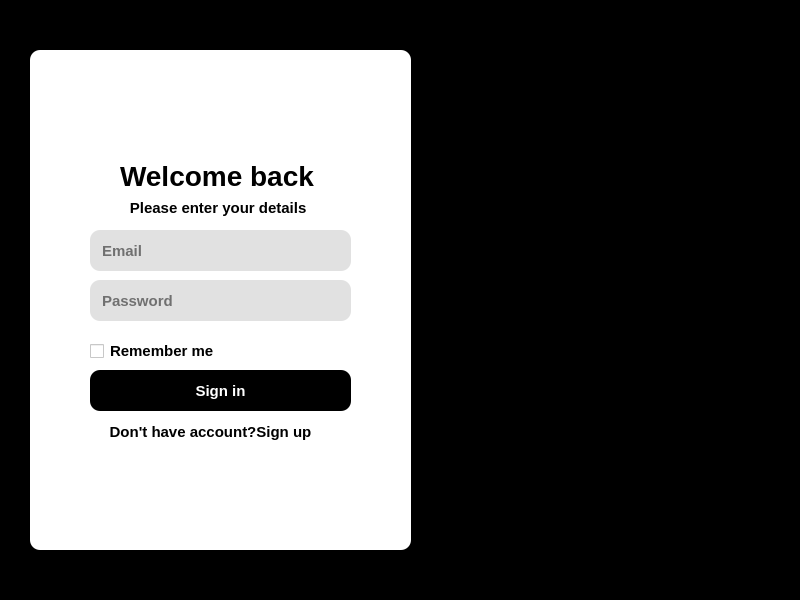
Old version of the form ui/sign_in.ui in the repository xbinh47/PTI_TungNam_DaiKhang.
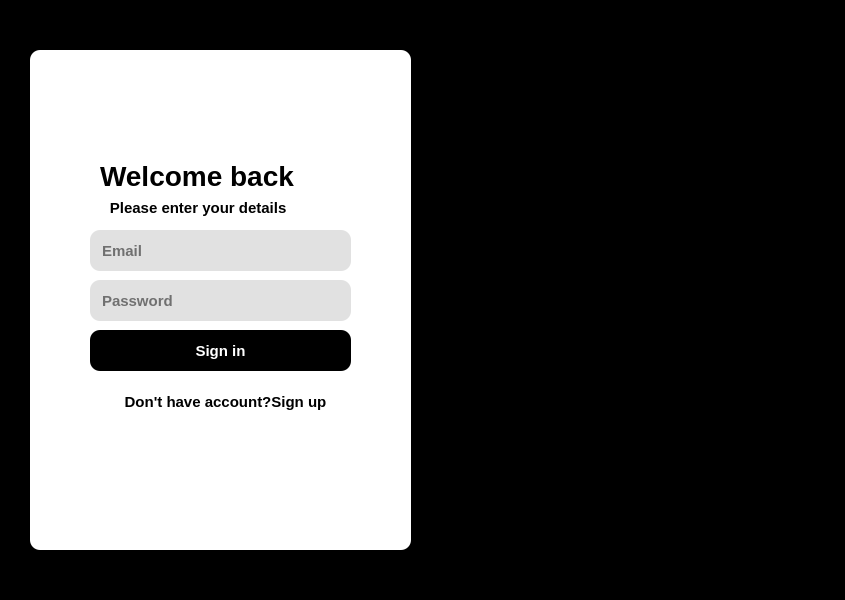
New version of the form.

```diff
--- a/ui/sign_in.ui
+++ b/ui/sign_in.ui
@@ -6,7 +6,7 @@
    <rect>
     <x>0</x>
     <y>0</y>
-    <width>800</width>
+    <width>845</width>
     <height>600</height>
    </rect>
   </property>
@@ -40,9 +40,9 @@
     <widget class="QLabel" name="label">
      <property name="geometry">
       <rect>
-       <x>90</x>
+       <x>70</x>
        <y>110</y>
-       <width>221</width>
+       <width>261</width>
        <height>31</height>
       </rect>
      </property>
@@ -52,6 +52,9 @@
        <bold>true</bold>
       </font>
      </property>
+     <property name="styleSheet">
+      <string notr="true">color:rgb(0, 0, 0);s</string>
+     </property>
      <property name="text">
       <string>Welcome back</string>
      </property>
@@ -59,9 +62,9 @@
     <widget class="QLabel" name="label_2">
      <property name="geometry">
       <rect>
-       <x>50</x>
+       <x>30</x>
        <y>150</y>
-       <width>241</width>
+       <width>291</width>
        <height>16</height>
       </rect>
      </property>
@@ -71,6 +74,9 @@
        <bold>true</bold>
       </font>
      </property>
+     <property name="styleSheet">
+      <string notr="true">color:rgb(0, 0, 0);</string>
+     </property>
      <property name="text">
       <string>            Please enter your details</string>
      </property>
@@ -129,7 +135,7 @@
      <property name="geometry">
       <rect>
        <x>60</x>
-       <y>320</y>
+       <y>280</y>
        <width>261</width>
        <height>41</height>
       </rect>
@@ -149,31 +155,12 @@
       <string>Sign in</string>
      </property>
     </widget>
-    <widget class="QCheckBox" name="checkBox">
+    <widget class="QPushButton" name="btn_register">
      <property name="geometry">
       <rect>
-       <x>60</x>
-       <y>290</y>
+       <x>70</x>
+       <y>340</y>
        <width>251</width>
-       <height>22</height>
-      </rect>
-     </property>
-     <property name="font">
-      <font>
-       <pointsize>11</pointsize>
-       <bold>true</bold>
-      </font>
-     </property>
-     <property name="text">
-      <string>Remember me</string>
-     </property>
-    </widget>
-    <widget class="QPushButton" name="pushButton_2">
-     <property name="geometry">
-      <rect>
-       <x>70</x>
-       <y>370</y>
-       <width>221</width>
        <height>24</height>
       </rect>
      </property>
@@ -183,6 +170,9 @@
        <bold>true</bold>
       </font>
      </property>
+     <property name="styleSheet">
+      <string notr="true">color:rgb(0, 0, 0)</string>
+     </property>
      <property name="text">
       <string>Don't have account?Sign up</string>
      </property>
```
Left out of the diff: 15 changed lines with no effect on the pictures.
